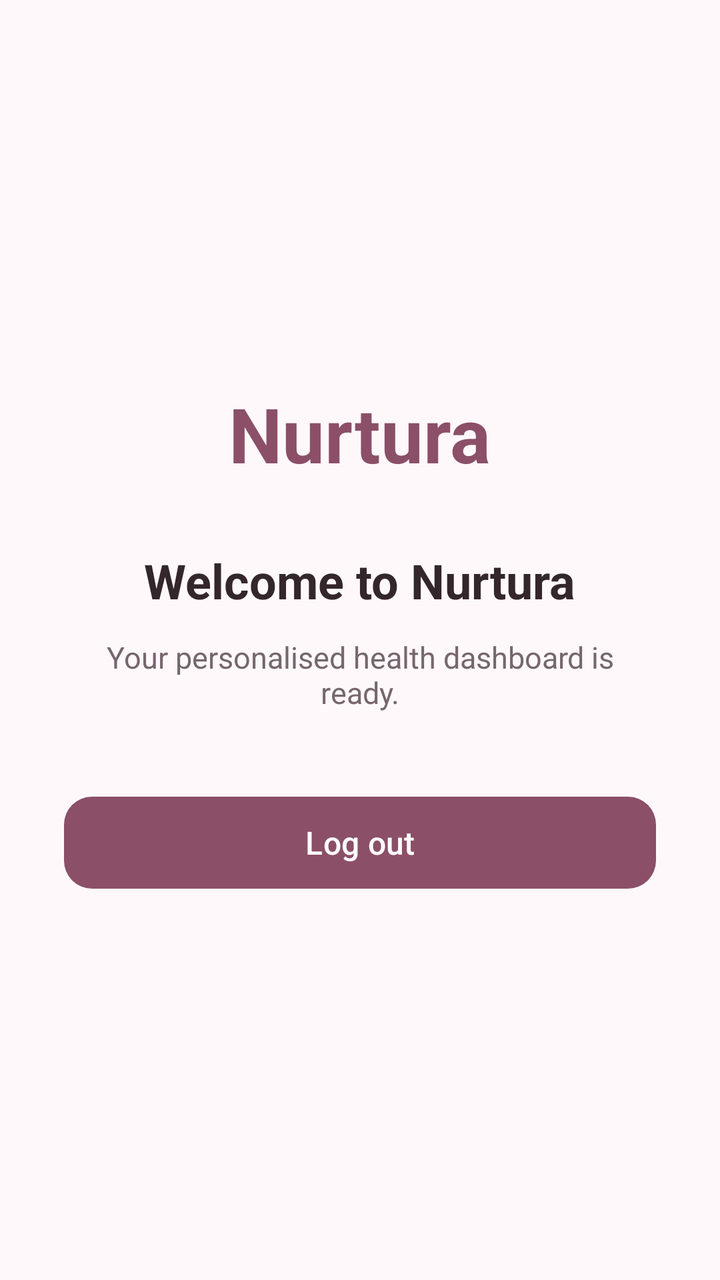
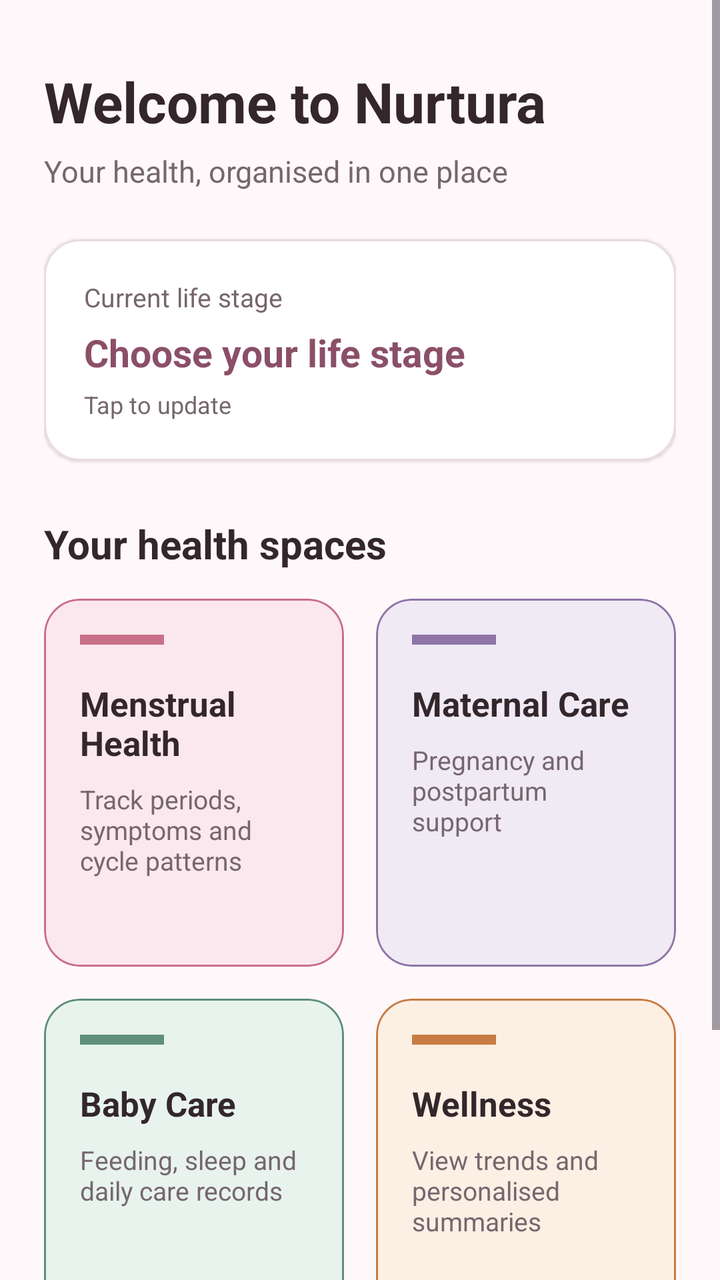

An Android layout rendered at two revisions. The XML below is the earlier revision; the diff shows what the commit changed to produce the second picture.
<!-- AndroidManifest.xml: application theme Theme.Nurtura -->
<!-- res/layout/activity_main.xml -->
<?xml version="1.0" encoding="utf-8"?>
<LinearLayout xmlns:android="http://schemas.android.com/apk/res/android"
    xmlns:app="http://schemas.android.com/apk/res-auto"
    android:id="@+id/main"
    android:layout_width="match_parent"
    android:layout_height="match_parent"
    android:background="@color/nurtura_background"
    android:gravity="center"
    android:orientation="vertical"
    android:padding="32dp">

    <TextView
        android:layout_width="wrap_content"
        android:layout_height="wrap_content"
        android:text="@string/app_name"
        android:textColor="@color/nurtura_primary"
        android:textSize="38sp"
        android:textStyle="bold" />

    <TextView
        android:id="@+id/welcomeTextView"
        android:layout_width="wrap_content"
        android:layout_height="wrap_content"
        android:layout_marginTop="32dp"
        android:gravity="center"
        android:text="@string/dashboard_welcome"
        android:textColor="@color/nurtura_text"
        android:textSize="24sp"
        android:textStyle="bold" />

    <TextView
        android:layout_width="wrap_content"
        android:layout_height="wrap_content"
        android:layout_marginTop="12dp"
        android:gravity="center"
        android:text="@string/dashboard_message"
        android:textColor="@color/nurtura_text_secondary"
        android:textSize="15sp" />

    <com.google.android.material.button.MaterialButton
        android:id="@+id/logoutButton"
        android:layout_width="match_parent"
        android:layout_height="54dp"
        android:layout_marginTop="38dp"
        android:text="@string/logout"
        android:textAllCaps="false"
        android:textSize="16sp"
        app:backgroundTint="@color/nurtura_primary"
        app:cornerRadius="14dp" />

</LinearLayout>
<!-- resources referenced by this layout -->
<resources>
  <color name="nurtura_background">#FFF8FA</color>
  <color name="nurtura_primary">#8B4F68</color>
  <color name="nurtura_text">#33272C</color>
  <color name="nurtura_text_secondary">#75676D</color>
  <string name="app_name">Nurtura</string>
  <string name="dashboard_message">Your personalised health dashboard is ready.</string>
  <string name="dashboard_welcome">Welcome to Nurtura</string>
  <string name="logout">Log out</string>
  <style name="Theme.Nurtura" parent="Base.Theme.Nurtura" />
  <style name="Base.Theme.Nurtura" parent="Theme.Material3.DayNight.NoActionBar">
          
          
      </style>
</resources>

<!-- the commit's change to res/layout/activity_main.xml (unified diff, before → after) -->
@@ -1,51 +1,312 @@
 <?xml version="1.0" encoding="utf-8"?>
-<LinearLayout xmlns:android="http://schemas.android.com/apk/res/android"
+<ScrollView xmlns:android="http://schemas.android.com/apk/res/android"
     xmlns:app="http://schemas.android.com/apk/res-auto"
-    android:id="@+id/main"
     android:layout_width="match_parent"
     android:layout_height="match_parent"
     android:background="@color/nurtura_background"
-    android:gravity="center"
-    android:orientation="vertical"
-    android:padding="32dp">
-
-    <TextView
-        android:layout_width="wrap_content"
+    android:fillViewport="true">
+
+    <LinearLayout
+        android:layout_width="match_parent"
         android:layout_height="wrap_content"
-        android:text="@string/app_name"
-        android:textColor="@color/nurtura_primary"
-        android:textSize="38sp"
-        android:textStyle="bold" />
-
-    <TextView
-        android:id="@+id/welcomeTextView"
-        android:layout_width="wrap_content"
-        android:layout_height="wrap_content"
-        android:layout_marginTop="32dp"
-        android:gravity="center"
-        android:text="@string/dashboard_welcome"
-        android:textColor="@color/nurtura_text"
-        android:textSize="24sp"
-        android:textStyle="bold" />
-
-    <TextView
-        android:layout_width="wrap_content"
-        android:layout_height="wrap_content"
-        android:layout_marginTop="12dp"
-        android:gravity="center"
-        android:text="@string/dashboard_message"
-        android:textColor="@color/nurtura_text_secondary"
-        android:textSize="15sp" />
-
-    <com.google.android.material.button.MaterialButton
-        android:id="@+id/logoutButton"
-        android:layout_width="match_parent"
-        android:layout_height="54dp"
-        android:layout_marginTop="38dp"
-        android:text="@string/logout"
-        android:textAllCaps="false"
-        android:textSize="16sp"
-        app:backgroundTint="@color/nurtura_primary"
-        app:cornerRadius="14dp" />
-
-</LinearLayout>
+        android:orientation="vertical"
+        android:paddingStart="22dp"
+        android:paddingTop="32dp"
+        android:paddingEnd="22dp"
+        android:paddingBottom="32dp">
+
+        <TextView
+            android:id="@+id/welcomeTextView"
+            android:layout_width="match_parent"
+            android:layout_height="wrap_content"
+            android:text="@string/dashboard_welcome"
+            android:textColor="@color/nurtura_text"
+            android:textSize="28sp"
+            android:textStyle="bold" />
+
+        <TextView
+            android:layout_width="match_parent"
+            android:layout_height="wrap_content"
+            android:layout_marginTop="6dp"
+            android:text="@string/dashboard_subtitle"
+            android:textColor="@color/nurtura_text_secondary"
+            android:textSize="15sp" />
+
+        <com.google.android.material.card.MaterialCardView
+            android:id="@+id/lifeStageCard"
+            android:layout_width="match_parent"
+            android:layout_height="wrap_content"
+            android:layout_marginTop="24dp"
+            android:clickable="true"
+            android:focusable="true"
+            android:foreground="?attr/selectableItemBackground"
+            app:cardBackgroundColor="@color/nurtura_surface"
+            app:cardCornerRadius="18dp"
+            app:cardElevation="1dp"
+            app:strokeColor="@color/nurtura_border"
+            app:strokeWidth="1dp">
+
+            <LinearLayout
+                android:layout_width="match_parent"
+                android:layout_height="wrap_content"
+                android:orientation="vertical"
+                android:padding="20dp">
+
+                <TextView
+                    android:layout_width="wrap_content"
+                    android:layout_height="wrap_content"
+                    android:text="@string/life_stage"
+                    android:textColor="@color/nurtura_text_secondary"
+                    android:textSize="13sp" />
+
+                <TextView
+                    android:id="@+id/lifeStageTextView"
+                    android:layout_width="wrap_content"
+                    android:layout_height="wrap_content"
+                    android:layout_marginTop="6dp"
+                    android:text="@string/choose_life_stage"
+                    android:textColor="@color/nurtura_primary"
+                    android:textSize="19sp"
+                    android:textStyle="bold" />
+
+                <TextView
+                    android:layout_width="wrap_content"
+                    android:layout_height="wrap_content"
+                    android:layout_marginTop="5dp"
+                    android:text="@string/tap_to_update"
+                    android:textColor="@color/nurtura_text_secondary"
+                    android:textSize="12sp" />
+
+            </LinearLayout>
+
+        </com.google.android.material.card.MaterialCardView>
+
+        <TextView
+            android:layout_width="match_parent"
+            android:layout_height="wrap_content"
+            android:layout_marginTop="28dp"
+            android:text="@string/your_health_spaces"
+            android:textColor="@color/nurtura_text"
+            android:textSize="20sp"
+            android:textStyle="bold" />
+
+        <LinearLayout
+            android:layout_width="match_parent"
+            android:layout_height="wrap_content"
+            android:layout_marginTop="14dp"
+            android:orientation="horizontal">
+
+            <com.google.android.material.card.MaterialCardView
+                android:id="@+id/menstrualCard"
+                android:layout_width="0dp"
+                android:layout_height="184dp"
+                android:layout_marginEnd="8dp"
+                android:layout_weight="1"
+                android:clickable="true"
+                android:focusable="true"
+                android:foreground="?attr/selectableItemBackground"
+                app:cardBackgroundColor="@color/menstrual_light"
+                app:cardCornerRadius="18dp"
+                app:cardElevation="0dp"
+                app:strokeColor="@color/menstrual_accent"
+                app:strokeWidth="1dp">
+
+                <LinearLayout
+                    android:layout_width="match_parent"
+                    android:layout_height="match_parent"
+                    android:orientation="vertical"
+                    android:padding="18dp">
+
+                    <View
+                        android:layout_width="42dp"
+                        android:layout_height="5dp"
+                        android:background="@color/menstrual_accent" />
+
+                    <TextView
+                        android:layout_width="match_parent"
+                        android:layout_height="wrap_content"
+                        android:layout_marginTop="18dp"
+                        android:text="@string/menstrual_health"
+                        android:textColor="@color/nurtura_text"
+                        android:textSize="17sp"
+                        android:textStyle="bold" />
+
+                    <TextView
+                        android:layout_width="match_parent"
+                        android:layout_height="wrap_content"
+                        android:layout_marginTop="8dp"
+                        android:text="@string/menstrual_description"
+                        android:textColor="@color/nurtura_text_secondary"
+                        android:textSize="13sp" />
+
+                </LinearLayout>
+
+            </com.google.android.material.card.MaterialCardView>
+
+            <com.google.android.material.card.MaterialCardView
+                android:id="@+id/maternalCard"
+                android:layout_width="0dp"
+                android:layout_height="184dp"
+                android:layout_marginStart="8dp"
+                android:layout_weight="1"
+                android:clickable="true"
+                android:focusable="true"
+                android:foreground="?attr/selectableItemBackground"
+                app:cardBackgroundColor="@color/maternal_light"
+                app:cardCornerRadius="18dp"
+                app:cardElevation="0dp"
+                app:strokeColor="@color/maternal_accent"
+                app:strokeWidth="1dp">
+
+                <LinearLayout
+                    android:layout_width="match_parent"
+                    android:layout_height="match_parent"
+                    android:orientation="vertical"
+                    android:padding="18dp">
+
+                    <View
+                        android:layout_width="42dp"
+                        android:layout_height="5dp"
+                        android:background="@color/maternal_accent" />
+
+                    <TextView
+                        android:layout_width="match_parent"
+                        android:layout_height="wrap_content"
+                        android:layout_marginTop="18dp"
+                        android:text="@string/maternal_care"
+                        android:textColor="@color/nurtura_text"
+                        android:textSize="17sp"
+                        android:textStyle="bold" />
+
+                    <TextView
+                        android:layout_width="match_parent"
+                        android:layout_height="wrap_content"
+                        android:layout_marginTop="8dp"
+                        android:text="@string/maternal_description"
+                        android:textColor="@color/nurtura_text_secondary"
+                        android:textSize="13sp" />
+
+                </LinearLayout>
+
+            </com.google.android.material.card.MaterialCardView>
+
+        </LinearLayout>
+
+        <LinearLayout
+            android:layout_width="match_parent"
+            android:layout_height="wrap_content"
+            android:layout_marginTop="16dp"
+            android:orientation="horizontal">
+
+            <com.google.android.material.card.MaterialCardView
+                android:id="@+id/babyCareCard"
+                android:layout_width="0dp"
+                android:layout_height="184dp"
+                android:layout_marginEnd="8dp"
+                android:layout_weight="1"
+                android:clickable="true"
+                android:focusable="true"
+                android:foreground="?attr/selectableItemBackground"
+                app:cardBackgroundColor="@color/baby_light"
+                app:cardCornerRadius="18dp"
+                app:cardElevation="0dp"
+                app:strokeColor="@color/baby_accent"
+                app:strokeWidth="1dp">
+
+                <LinearLayout
+                    android:layout_width="match_parent"
+                    android:layout_height="match_parent"
+                    android:orientation="vertical"
+                    android:padding="18dp">
+
+                    <View
+                        android:layout_width="42dp"
+                        android:layout_height="5dp"
+                        android:background="@color/baby_accent" />
+
+                    <TextView
+                        android:layout_width="match_parent"
+                        android:layout_height="wrap_content"
+                        android:layout_marginTop="18dp"
+                        android:text="@string/baby_care"
+                        android:textColor="@color/nurtura_text"
+                        android:textSize="17sp"
+                        android:textStyle="bold" />
+
+                    <TextView
+                        android:layout_width="match_parent"
+                        android:layout_height="wrap_content"
+                        android:layout_marginTop="8dp"
+                        android:text="@string/baby_description"
+                        android:textColor="@color/nurtura_text_secondary"
+                        android:textSize="13sp" />
+
+                </LinearLayout>
+
+            </com.google.android.material.card.MaterialCardView>
+
+            <com.google.android.material.card.MaterialCardView
+                android:id="@+id/wellnessCard"
+                android:layout_width="0dp"
+                android:layout_height="184dp"
+                android:layout_marginStart="8dp"
+                android:layout_weight="1"
+                android:clickable="true"
+                android:focusable="true"
+                android:foreground="?attr/selectableItemBackground"
+                app:cardBackgroundColor="@color/wellness_light"
+                app:cardCornerRadius="18dp"
+                app:cardElevation="0dp"
+                app:strokeColor="@color/wellness_accent"
+                app:strokeWidth="1dp">
+
+                <LinearLayout
+                    android:layout_width="match_parent"
+                    android:layout_height="match_parent"
+                    android:orientation="vertical"
+                    android:padding="18dp">
+
+                    <View
+                        android:layout_width="42dp"
+                        android:layout_height="5dp"
+                        android:background="@color/wellness_accent" />
+
+                    <TextView
+                        android:layout_width="match_parent"
+                        android:layout_height="wrap_content"
+                        android:layout_marginTop="18dp"
+                        android:text="@string/wellness"
+                        android:textColor="@color/nurtura_text"
+                        android:textSize="17sp"
+                        android:textStyle="bold" />
+
+                    <TextView
+                        android:layout_width="match_parent"
+                        android:layout_height="wrap_content"
+                        android:layout_marginTop="8dp"
+                        android:text="@string/wellness_description"
+                        android:textColor="@color/nurtura_text_secondary"
+                        android:textSize="13sp" />
+
+                </LinearLayout>
+
+            </com.google.android.material.card.MaterialCardView>
+
+        </LinearLayout>
+
+        <com.google.android.material.button.MaterialButton
+            android:id="@+id/logoutButton"
+            android:layout_width="match_parent"
+            android:layout_height="52dp"
+            android:layout_marginTop="28dp"
+            android:text="@string/logout"
+            android:textAllCaps="false"
+            android:textColor="@color/nurtura_primary"
+            app:backgroundTint="@android:color/transparent"
+            app:cornerRadius="14dp"
+            app:strokeColor="@color/nurtura_primary"
+            app:strokeWidth="1dp" />
+
+    </LinearLayout>
+
+</ScrollView>
<!-- resource entries referenced after the edit -->
@@ -1,13 +1,34 @@
 <!-- resources referenced by this layout -->
 <resources>
+  <color name="baby_accent">#5F8F7A</color>
+  <color name="baby_light">#E8F3EE</color>
+  <color name="maternal_accent">#8E75A5</color>
+  <color name="maternal_light">#F0EAF5</color>
+  <color name="menstrual_accent">#C96F89</color>
+  <color name="menstrual_light">#FBE8EE</color>
   <color name="nurtura_background">#FFF8FA</color>
+  <color name="nurtura_border">#E8DCE1</color>
   <color name="nurtura_primary">#8B4F68</color>
+  <color name="nurtura_surface">#FFFFFFFF</color>
   <color name="nurtura_text">#33272C</color>
   <color name="nurtura_text_secondary">#75676D</color>
-  <string name="app_name">Nurtura</string>
-  <string name="dashboard_message">Your personalised health dashboard is ready.</string>
+  <color name="wellness_accent">#C77C43</color>
+  <color name="wellness_light">#FCEFE4</color>
+  <string name="baby_care">Baby Care</string>
+  <string name="baby_description">Feeding, sleep and daily care records</string>
+  <string name="choose_life_stage">Choose your life stage</string>
+  <string name="dashboard_subtitle">Your health, organised in one place</string>
   <string name="dashboard_welcome">Welcome to Nurtura</string>
+  <string name="life_stage">Current life stage</string>
   <string name="logout">Log out</string>
+  <string name="maternal_care">Maternal Care</string>
+  <string name="maternal_description">Pregnancy and postpartum support</string>
+  <string name="menstrual_description">Track periods, symptoms and cycle patterns</string>
+  <string name="menstrual_health">Menstrual Health</string>
+  <string name="tap_to_update">Tap to update</string>
+  <string name="wellness">Wellness</string>
+  <string name="wellness_description">View trends and personalised summaries</string>
+  <string name="your_health_spaces">Your health spaces</string>
   <style name="Theme.Nurtura" parent="Base.Theme.Nurtura" />
   <style name="Base.Theme.Nurtura" parent="Theme.Material3.DayNight.NoActionBar">
           
